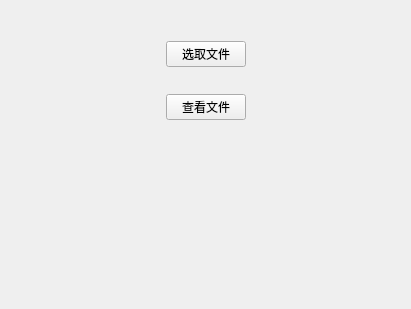
Old version of the form widgets/alocatMange/scheduleFinish.ui in the repository Belos10/Equip.
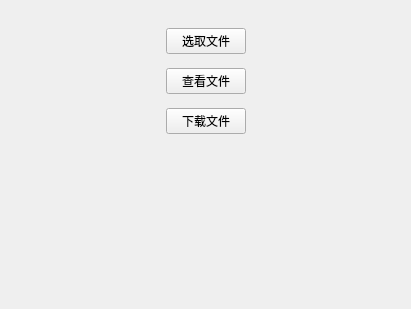
New version of the form.

Commit message: 装接 下载

Patch:
```diff
--- a/widgets/alocatMange/scheduleFinish.ui
+++ b/widgets/alocatMange/scheduleFinish.ui
@@ -91,6 +91,43 @@
         </item>
        </layout>
       </item>
+      <item>
+       <layout class="QHBoxLayout" name="horizontalLayout_5">
+        <item>
+         <spacer name="horizontalSpacer_6">
+          <property name="orientation">
+           <enum>Qt::Horizontal</enum>
+          </property>
+          <property name="sizeHint" stdset="0">
+           <size>
+            <width>40</width>
+            <height>20</height>
+           </size>
+          </property>
+         </spacer>
+        </item>
+        <item>
+         <widget class="QPushButton" name="pb_download">
+          <property name="text">
+           <string>下载文件</string>
+          </property>
+         </widget>
+        </item>
+        <item>
+         <spacer name="horizontalSpacer_5">
+          <property name="orientation">
+           <enum>Qt::Horizontal</enum>
+          </property>
+          <property name="sizeHint" stdset="0">
+           <size>
+            <width>40</width>
+            <height>20</height>
+           </size>
+          </property>
+         </spacer>
+        </item>
+       </layout>
+      </item>
      </layout>
     </widget>
    </item>
```
The commit also changes 28 other files.
